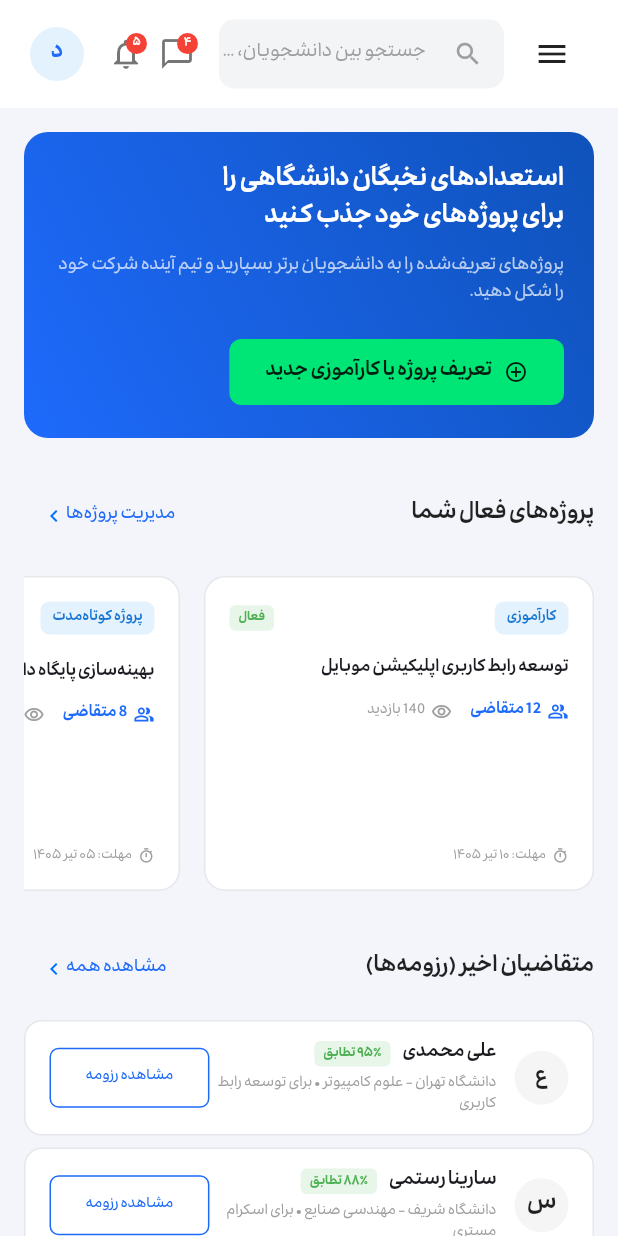
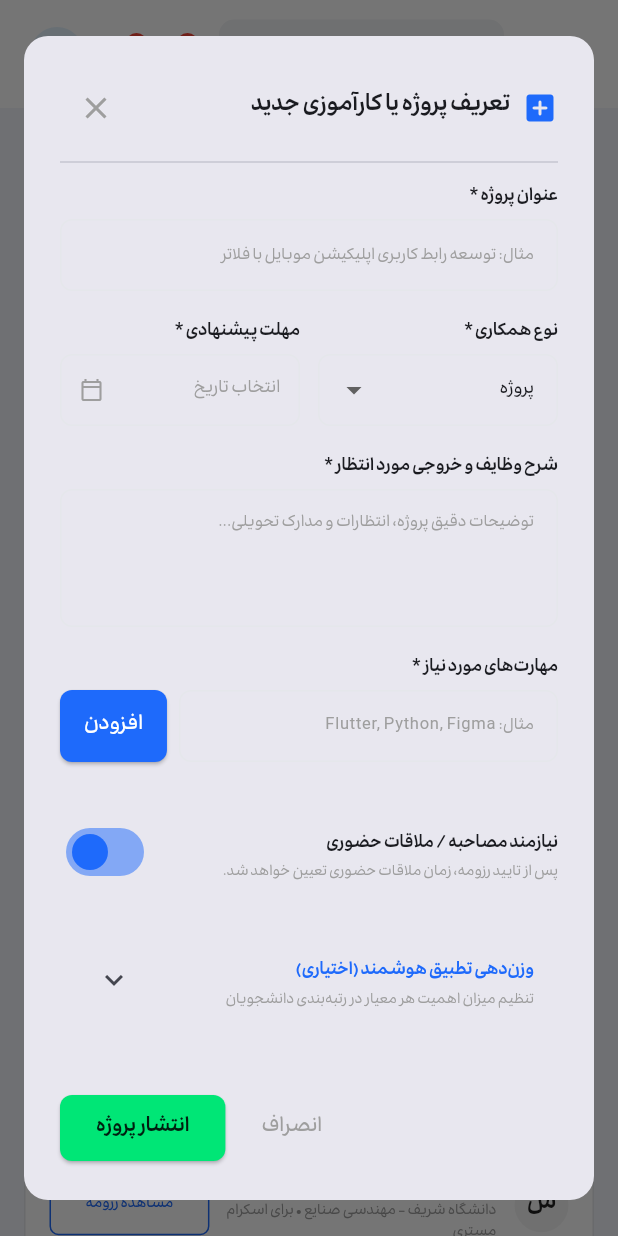
Before and after one commit to amiralikhodaei1384/pol-app, a Flutter app: the CompanyDashboardView screen opened directly, after a tap on "تعریف پروژه یا کارآموزی جدید", on a phone screen of 412 x 824 dp. Run offline on Flutter 3.47's test engine with Material 3 defaults, Android fonts, the phone set to English and light mode, and no system bars; our stand-ins replace shared_preferences; accounts and stored records are empty.

Commit message:
reset_db.py and project modal for companies

```diff
--- /dev/null
+++ b/lib/create_project_modal.dart
@@ -0,0 +1,407 @@
+import 'dart:convert';
+import 'package:flutter/material.dart';
+import 'package:http/http.dart' as http;
+import 'package:shared_preferences/shared_preferences.dart';
+
+class CreateProjectModal extends StatefulWidget {
+  const CreateProjectModal({super.key});
+
+  @override
+  State<CreateProjectModal> createState() => _CreateProjectModalState();
+}
+
+class _CreateProjectModalState extends State<CreateProjectModal> {
+  final _formKey = GlobalKey<FormState>();
+
+  // Controllers
+  final TextEditingController _titleController = TextEditingController();
+  final TextEditingController _descriptionController = TextEditingController();
+  final TextEditingController _skillInputController = TextEditingController();
+
+  // Form State
+  String _selectedProjectType = 'پروژه'; // پروژه / کارآموزی / امریه
+  final List<String> _skillsList = [];
+  DateTime? _selectedDeadline;
+  bool _requiresInterview = true;
+  bool _isLoading = false;
+
+  // Matching Weights (بخش ۵.۲ سند UX)
+  double _univWeight = 0.25;
+  double _majorWeight = 0.25;
+  double _skillsWeight = 0.30;
+  double _coursesWeight = 0.20;
+
+  @override
+  void dispose() {
+    _titleController.dispose();
+    _descriptionController.dispose();
+    _skillInputController.dispose();
+    super.dispose();
+  }
+
+  void _addSkill() {
+    final text = _skillInputController.text.trim();
+    if (text.isNotEmpty && !_skillsList.contains(text)) {
+      setState(() {
+        _skillsList.add(text);
+        _skillInputController.clear();
+      });
+    }
+  }
+
+  void _removeSkill(String skill) {
+    setState(() {
+      _skillsList.remove(skill);
+    });
+  }
+
+  Future<void> _selectDeadline(BuildContext context) async {
+    final DateTime? picked = await showDatePicker(
+      context: context,
+      initialDate: DateTime.now().add(const Duration(days: 30)),
+      firstDate: DateTime.now(),
+      lastDate: DateTime.now().add(const Duration(days: 365)),
+    );
+    if (picked != null) {
+      setState(() {
+        _selectedDeadline = picked;
+      });
+    }
+  }
+
+  Future<void> _submitProject() async {
+    if (!_formKey.currentState!.validate()) return;
+
+    if (_skillsList.isEmpty) {
+      ScaffoldMessenger.of(context).showSnackBar(
+        const SnackBar(content: Text('لطفاً حداقل یک مهارت اضافه کنید.')),
+      );
+      return;
+    }
+
+    if (_selectedDeadline == null) {
+      ScaffoldMessenger.of(context).showSnackBar(
+        const SnackBar(content: Text('لطفاً مهلت پیشنهادی را مشخص کنید.')),
+      );
+      return;
+    }
+
+    setState(() => _isLoading = true);
+
+    try {
+      final prefs = await SharedPreferences.getInstance();
+      final token = prefs.getString('access_token') ?? '';
+
+      // آدرس API بک‌اند خود را در اینجا وارد کنید
+      final url = Uri.parse('http://10.0.2.2:8000/projects/');
+
+      final response = await http.post(
+        url,
+        headers: {
+          'Content-Type': 'application/json',
+          'Authorization': 'Bearer $token',
+        },
+        body: jsonEncode({
+          'title': _titleController.text.trim(),
+          'description': _descriptionController.text.trim(),
+          'required_skills': _skillsList,
+          'deadline': _selectedDeadline!.toIso8601String(),
+          'project_type': _selectedProjectType,
+          'requires_interview': _requiresInterview,
+          'weights': {
+            'university_weight': _univWeight,
+            'major_weight': _majorWeight,
+            'skills_weight': _skillsWeight,
+            'courses_weight': _coursesWeight,
+          }
+        }),
+      );
+
+      if (!mounted) return;
+
+      if (response.statusCode == 201) {
+        Navigator.pop(context, true); // موفقیت
+        ScaffoldMessenger.of(context).showSnackBar(
+          const SnackBar(
+            content: Text('پروژه با موفقیت ایجاد شد.'),
+            backgroundColor: Colors.green,
+          ),
+        );
+      } else {
+        final err = jsonDecode(response.body);
+        ScaffoldMessenger.of(context).showSnackBar(
+          SnackBar(
+            content: Text('خطا: ${err['detail'] ?? 'خطایی رخ داد'}'),
+            backgroundColor: Colors.red,
+          ),
+        );
+      }
+    } catch (e) {
+      if (mounted) {
+        ScaffoldMessenger.of(context).showSnackBar(
+          SnackBar(content: Text('خطا در ارتباط با سرور: $e'), backgroundColor: Colors.red),
+        );
+      }
+    } finally {
+      if (mounted) setState(() => _isLoading = false);
+    }
+  }
+
+  @override
+  Widget build(BuildContext context) {
+    final screenWidth = MediaQuery.of(context).size.width;
+    final isMobile = screenWidth < 600;
+
+    return Directionality(
+      textDirection: TextDirection.rtl,
+      child: Dialog(
+        shape: RoundedRectangleBorder(borderRadius: BorderRadius.circular(16)),
+        insetPadding: EdgeInsets.symmetric(horizontal: isMobile ? 16 : 80, vertical: 24),
+        child: Container(
+          width: isMobile ? double.infinity : 680,
+          padding: const EdgeInsets.all(24),
+          child: Column(
+            mainAxisSize: MainAxisSize.min,
+            crossAxisAlignment: CrossAxisAlignment.start,
+            children: [
+              // هدر دایالوگ
+              Row(
+                mainAxisAlignment: MainAxisAlignment.spaceBetween,
+                children: [
+                  const Row(
+                    children: [
+                      Icon(Icons.add_box_rounded, color: Color(0xFF1E6AFB), size: 24),
+                      SizedBox(width: 8),
+                      Text('تعریف پروژه یا کارآموزی جدید', style: TextStyle(fontSize: 16, fontWeight: FontWeight.bold)),
+                    ],
+                  ),
+                  IconButton(
+                    icon: const Icon(Icons.close, color: Colors.grey),
+                    onPressed: () => Navigator.pop(context),
+                  ),
+                ],
+              ),
+              const Divider(height: 24),
+
+              // فرم ورودی‌ها
+              Expanded(
+                child: SingleChildScrollView(
+                  child: Form(
+                    key: _formKey,
+                    child: Column(
+                      crossAxisAlignment: CrossAxisAlignment.start,
+                      children: [
+                        // ۱. عنوان پروژه
+                        const Text('عنوان پروژه *', style: TextStyle(fontSize: 12, fontWeight: FontWeight.bold)),
+                        const SizedBox(height: 6),
+                        TextFormField(
+                          controller: _titleController,
+                          decoration: _inputDecoration('مثال: توسعه رابط کاربری اپلیکیشن موبایل با فلاتر'),
+                          validator: (val) => val == null || val.isEmpty ? 'لطفاً عنوان پروژه را وارد کنید' : null,
+                        ),
+                        const SizedBox(height: 16),
+
+                        // ۲. نوع همکاری و مهلت پیشنهادی
+                        Row(
+                          children: [
+                            Expanded(
+                              child: Column(
+                                crossAxisAlignment: CrossAxisAlignment.start,
+                                children: [
+                                  const Text('نوع همکاری *', style: TextStyle(fontSize: 12, fontWeight: FontWeight.bold)),
+                                  const SizedBox(height: 6),
+                                  DropdownButtonFormField<String>(
+                                    value: _selectedProjectType,
+                                    decoration: _inputDecoration('انتخاب نوع'),
+                                    items: ['پروژه', 'کارآموزی', 'امریه'].map((type) {
+                                      return DropdownMenuItem(value: type, child: Text(type, style: const TextStyle(fontSize: 12)));
+                                    }).toList(),
+                                    onChanged: (val) {
+                                      if (val != null) setState(() => _selectedProjectType = val);
+                                    },
+                                  ),
+                                ],
+                              ),
+                            ),
+                            const SizedBox(width: 12),
+                            Expanded(
+                              child: Column(
+                                crossAxisAlignment: CrossAxisAlignment.start,
+                                children: [
+                                  const Text('مهلت پیشنهادی *', style: TextStyle(fontSize: 12, fontWeight: FontWeight.bold)),
+                                  const SizedBox(height: 6),
+                                  InkWell(
+                                    onTap: () => _selectDeadline(context),
+                                    child: Container(
+                                      height: 48,
+                                      padding: const EdgeInsets.symmetric(horizontal: 12),
+                                      decoration: BoxDecoration(
+                                        border: Border.all(color: const Color(0xFFE5E7EB)),
+                                        borderRadius: BorderRadius.circular(8),
+                                      ),
+                                      child: Row(
+                                        mainAxisAlignment: MainAxisAlignment.spaceBetween,
+                                        children: [
+                                          Text(
+                                            _selectedDeadline == null
+                                                ? 'انتخاب تاریخ'
+                                                : '${_selectedDeadline!.year}/${_selectedDeadline!.month}/${_selectedDeadline!.day}',
+                                            style: TextStyle(fontSize: 12, color: _selectedDeadline == null ? Colors.grey : Colors.black87),
+                                          ),
+                                          const Icon(Icons.calendar_today_outlined, size: 16, color: Colors.grey),
+                                        ],
+                                      ),
+                                    ),
+                                  ),
+                                ],
+                              ),
+                            ),
+                          ],
+                        ),
+                        const SizedBox(height: 16),
+
+                        // ۳. شرح وظایف و خروجی مورد انتظار
+                        const Text('شرح وظایف و خروجی مورد انتظار *', style: TextStyle(fontSize: 12, fontWeight: FontWeight.bold)),
+                        const SizedBox(height: 6),
+                        TextFormField(
+                          controller: _descriptionController,
+                          maxLines: 3,
+                          decoration: _inputDecoration('توضیحات دقیق پروژه، انتظارات و مدارک تحویلی...'),
+                          validator: (val) => val == null || val.isEmpty ? 'لطفاً توضیحات را وارد کنید' : null,
+                        ),
+                        const SizedBox(height: 16),
+
+                        // ۴. مهارت‌های مورد نیاز
+                        const Text('مهارت‌های مورد نیاز *', style: TextStyle(fontSize: 12, fontWeight: FontWeight.bold)),
+                        const SizedBox(height: 6),
+                        Row(
+                          children: [
+                            Expanded(
+                              child: TextFormField(
+                                controller: _skillInputController,
+                                decoration: _inputDecoration('مثال: Flutter, Python, Figma'),
+                                onFieldSubmitted: (_) => _addSkill(),
+                              ),
+                            ),
+                            const SizedBox(width: 8),
+                            ElevatedButton(
+                              onPressed: _addSkill,
+                              style: ElevatedButton.styleFrom(
+                                backgroundColor: const Color(0xFF1E6AFB),
+                                foregroundColor: Colors.white,
+                                padding: const EdgeInsets.symmetric(horizontal: 16, vertical: 14),
+                                shape: RoundedRectangleBorder(borderRadius: BorderRadius.circular(8)),
+                              ),
+                              child: const Text('افزودن'),
+                            ),
+                          ],
+                        ),
+                        const SizedBox(height: 8),
+                        Wrap(
+                          spacing: 6,
+                          runSpacing: 6,
+                          children: _skillsList.map((skill) {
+                            return Chip(
+                              label: Text(skill, style: const TextStyle(fontSize: 11)),
+                              backgroundColor: const Color(0xFFE3F2FD),
+                              deleteIcon: const Icon(Icons.close, size: 14),
+                              onDeleted: () => _removeSkill(skill),
+                            );
+                          }).toList(),
+                        ),
+                        const SizedBox(height: 16),
+
+                        // ۵. گزینه‌های تکمیلی
+                        SwitchListTile(
+                          value: _requiresInterview,
+                          activeColor: const Color(0xFF1E6AFB),
+                          contentPadding: EdgeInsets.zero,
+                          title: const Text('نیازمند مصاحبه / ملاقات حضوری', style: TextStyle(fontSize: 12, fontWeight: FontWeight.bold)),
+                          subtitle: const Text('پس از تایید رزومه، زمان ملاقات حضوری تعیین خواهد شد.', style: TextStyle(fontSize: 10, color: Colors.grey)),
+                          onChanged: (val) => setState(() => _requiresInterview = val),
+                        ),
+                        const SizedBox(height: 12),
+
+                        // ۶. آکاردئون تنظیم وزن‌دهی تطبیق (بخش ۵.۲ و ۳ سند UX)
+                        ExpansionTile(
+                          title: const Text('وزن‌دهی تطبیق هوشمند (اختیاری)', style: TextStyle(fontSize: 12, fontWeight: FontWeight.bold, color: Color(0xFF1E6AFB))),
+                          subtitle: const Text('تنظیم میزان اهمیت هر معیار در رتبه‌بندی دانشجویان', style: TextStyle(fontSize: 10, color: Colors.grey)),
+                          childrenPadding: const EdgeInsets.all(8),
+                          children: [
+                            _buildWeightSlider('میزان اهمیت دانشگاه', _univWeight, (val) => setState(() => _univWeight = val)),
+                            _buildWeightSlider('میزان اهمیت رشته تحصیلی', _majorWeight, (val) => setState(() => _majorWeight = val)),
+                            _buildWeightSlider('میزان اهمیت مهارت‌ها', _skillsWeight, (val) => setState(() => _skillsWeight = val)),
+                            _buildWeightSlider('میزان اهمیت نمرات دروس مرتبط', _coursesWeight, (val) => setState(() => _coursesWeight = val)),
+                          ],
+                        ),
+                      ],
+                    ),
+                  ),
+                ),
+              ),
+
+              const SizedBox(height: 16),
+              // دکمه‌های اکشن
+              Row(
+                mainAxisAlignment: MainAxisAlignment.end,
+                children: [
+                  TextButton(
+                    onPressed: () => Navigator.pop(context),
+                    child: const Text('انصراف', style: TextStyle(color: Colors.grey)),
+                  ),
+                  const SizedBox(width: 12),
+                  ElevatedButton(
+                    onPressed: _isLoading ? null : _submitProject,
+                    style: ElevatedButton.styleFrom(
+                      backgroundColor: const Color(0xFF00E676),
+                      foregroundColor: Colors.black87,
+                      padding: const EdgeInsets.symmetric(horizontal: 24, vertical: 12),
+                      shape: RoundedRectangleBorder(borderRadius: BorderRadius.circular(8)),
+                    ),
+                    child: _isLoading
+                        ? const SizedBox(width: 18, height: 18, child: CircularProgressIndicator(strokeWidth: 2, color: Colors.black87))
+                        : const Text('انتشار پروژه', style: TextStyle(fontWeight: FontWeight.bold)),
+                  ),
+                ],
+              ),
+            ],
+          ),
+        ),
+      ),
+    );
+  }
+
+  InputDecoration _inputDecoration(String hint) {
+    return InputDecoration(
+      hintText: hint,
+      hintStyle: const TextStyle(fontSize: 11, color: Colors.grey),
+      contentPadding: const EdgeInsets.symmetric(horizontal: 12, vertical: 10),
+      border: OutlineInputBorder(borderRadius: BorderRadius.circular(8), borderSide: const BorderSide(color: Color(0xFFE5E7EB))),
+      enabledBorder: OutlineInputBorder(borderRadius: BorderRadius.circular(8), borderSide: const BorderSide(color: Color(0xFFE5E7EB))),
+      focusedBorder: OutlineInputBorder(borderRadius: BorderRadius.circular(8), borderSide: const BorderSide(color: Color(0xFF1E6AFB))),
+    );
+  }
+
+  Widget _buildWeightSlider(String label, double value, ValueChanged<double> onChanged) {
+    return Column(
+      crossAxisAlignment: CrossAxisAlignment.start,
+      children: [
+        Row(
+          mainAxisAlignment: MainAxisAlignment.spaceBetween,
+          children: [
+            Text(label, style: const TextStyle(fontSize: 11)),
+            Text('${(value * 100).round()}٪', style: const TextStyle(fontSize: 11, fontWeight: FontWeight.bold, color: Color(0xFF1E6AFB))),
+          ],
+        ),
+        Slider(
+          value: value,
+          min: 0.0,
+          max: 1.0,
+          divisions: 20,
+          activeColor: const Color(0xFF1E6AFB),
+          onChanged: onChanged,
+        ),
+      ],
+    );
+  }
+}
--- a/lib/dashboard_page.dart
+++ b/lib/dashboard_page.dart
@@ -1,4 +1,5 @@
 import 'package:flutter/material.dart';
+import 'package:pol_app/create_project_modal.dart';
 import 'package:shared_preferences/shared_preferences.dart';
 import 'login_page.dart';
 class DashboardPage extends StatefulWidget {
@@ -775,7 +776,7 @@ class _CompanyDashboardViewState extends State<CompanyDashboardView> {
           if (!isMobile) ...[
             const SizedBox(width: 12),
             ElevatedButton.icon(
-              onPressed: () {},
+              onPressed: () => _openCreateProjectModal(context),
               icon: const Icon(Icons.add, size: 18),
               label: const Text('پروژه جدید', style: TextStyle(fontSize: 12, fontWeight: FontWeight.bold)),
               style: ElevatedButton.styleFrom(
@@ -852,7 +853,7 @@ class _CompanyDashboardViewState extends State<CompanyDashboardView> {
                 ),
                 const SizedBox(height: 20),
                 ElevatedButton(
-                  onPressed: () {},
+                  onPressed: () => _openCreateProjectModal(context),
                   style: ElevatedButton.styleFrom(
                     backgroundColor: const Color(0xFF00E676),
                     foregroundColor: Colors.black87,
@@ -1117,7 +1118,11 @@ class _CompanyDashboardViewState extends State<CompanyDashboardView> {
               padding: EdgeInsets.zero,
               children: [
                 _buildNavItem(Icons.dashboard, 'داشبورد کارفرما', isActive: true),
-                _buildNavItem(Icons.add_box_outlined, 'ثبت پروژه جدید'),
+                _buildNavItem(
+                  Icons.add_box_outlined,
+                  'ثبت پروژه جدید',
+                  onTap: () => _openCreateProjectModal(context), // <--- اینجا
+                ),
                 _buildNavItem(Icons.assignment_outlined, 'پروژه‌های ما'),
                 _buildNavItem(Icons.people_outline, 'بانک رزومه‌ها'),
                 _buildNavItem(Icons.chat_bubble_outline, 'پیام‌ها', badge: '4'),
@@ -1185,4 +1190,15 @@ class _CompanyDashboardViewState extends State<CompanyDashboardView> {
       ),
     );
   }
+  void _openCreateProjectModal(BuildContext context) async {
+    final result = await showDialog<bool>(
+      context: context,
+      builder: (context) => const CreateProjectModal(),
+    );
+
+    if (result == true) {
+      // در صورت موفقیت‌آمیز بودن ثبت پروژه، لیست پروژه‌ها را رفرش کنید
+      setState(() {});
+    }
+  }
 }
```
Also changed, not shown: 6 other files.
